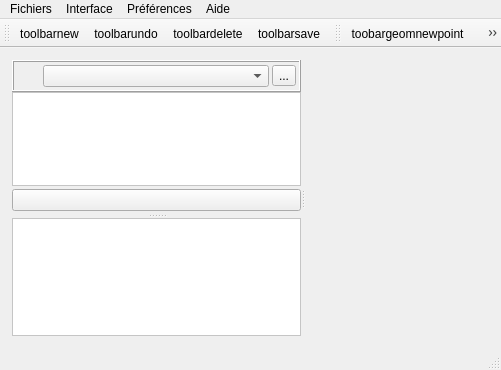
Old version of the form Lamia/iface/qgiswidget/ifaceqgswidget.ui in the repository Artelia/Lamia.
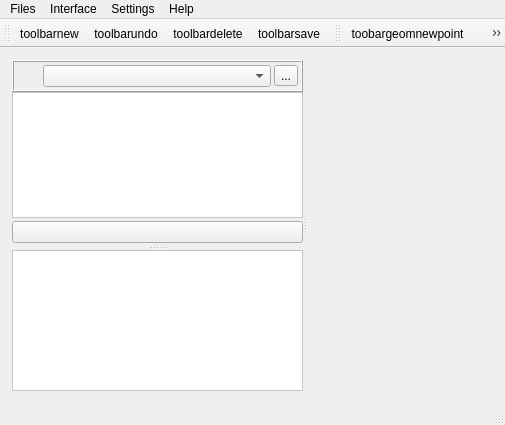
New version of the form. Icons and pictures are not drawn.

The edit to the form file:
```diff
--- a/Lamia/iface/qgiswidget/ifaceqgswidget.ui
+++ b/Lamia/iface/qgiswidget/ifaceqgswidget.ui
@@ -6,8 +6,8 @@
    <rect>
     <x>0</x>
     <y>0</y>
-    <width>501</width>
-    <height>370</height>
+    <width>505</width>
+    <height>425</height>
    </rect>
   </property>
   <property name="windowTitle">
@@ -600,7 +600,7 @@
     <rect>
      <x>0</x>
      <y>0</y>
-     <width>501</width>
+     <width>505</width>
      <height>26</height>
     </rect>
    </property>
@@ -612,7 +612,7 @@
      <locale language="French" country="France"/>
     </property>
     <property name="title">
-     <string>Fichiers</string>
+     <string>Files</string>
     </property>
     <widget class="QMenu" name="menuBases_recentes">
      <property name="title">
@@ -644,7 +644,7 @@
    </widget>
    <widget class="QMenu" name="menuPreferences">
     <property name="title">
-     <string>Préférences</string>
+     <string>Settings</string>
     </property>
     <addaction name="action_Repertoire_photo"/>
     <addaction name="separator"/>
@@ -666,7 +666,7 @@
    </widget>
    <widget class="QMenu" name="menuAide">
     <property name="title">
-     <string>Aide</string>
+     <string>Help</string>
     </property>
     <addaction name="actionAide"/>
     <addaction name="actionA_propos"/>
```
Left out of the diff: 22 changed lines with no effect on the pictures.
